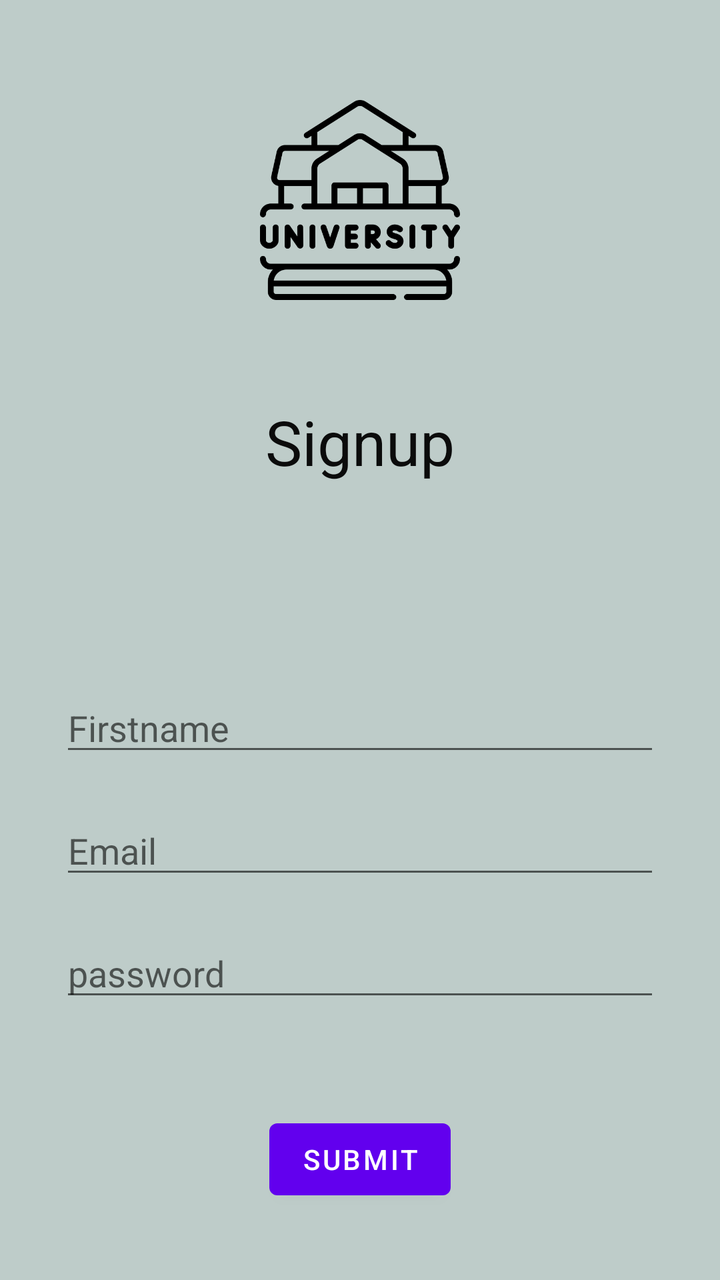
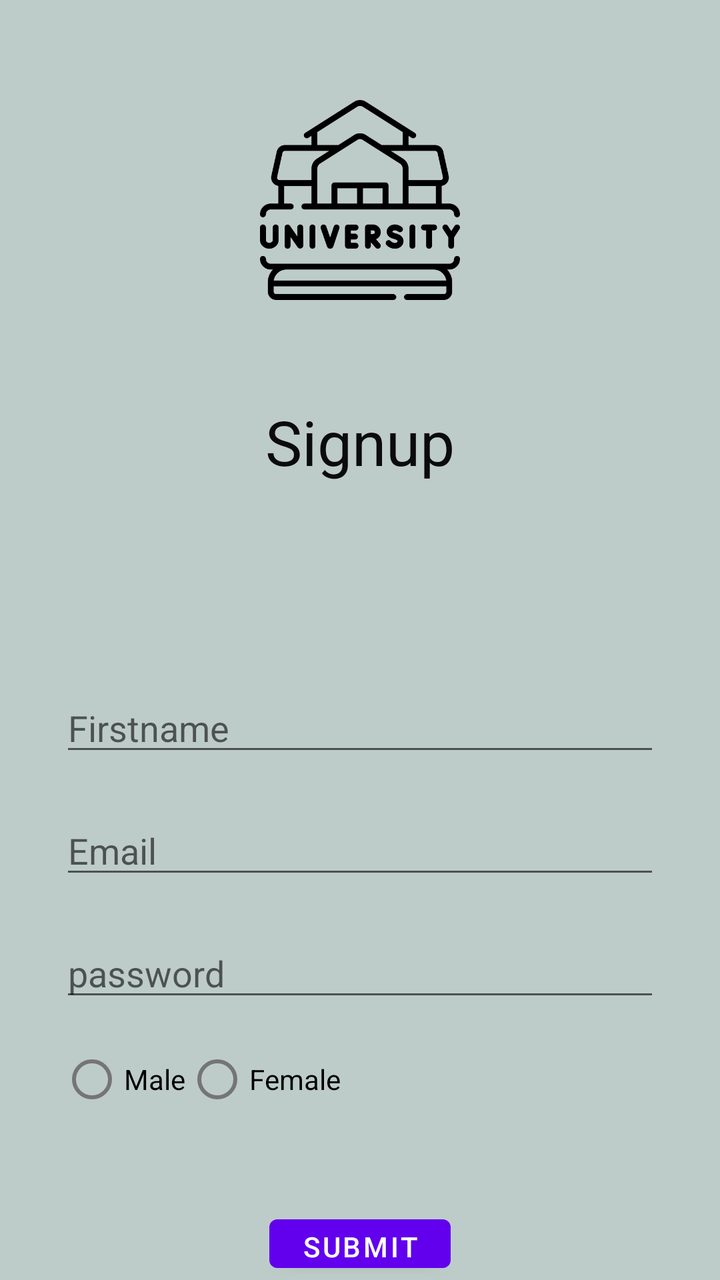

Screens rendered from an Android XML layout before and after an edit, with the pre-edit source and the edit as a unified diff.
<!-- AndroidManifest.xml: application theme Theme.Android26_Sunday_3 -->
<!-- res/layout/activity_signup.xml -->
<?xml version="1.0" encoding="utf-8"?>
<RelativeLayout xmlns:android="http://schemas.android.com/apk/res/android"
    xmlns:app="http://schemas.android.com/apk/res-auto"
    xmlns:tools="http://schemas.android.com/tools"
    android:id="@+id/main"
    android:layout_width="match_parent"
    android:layout_height="match_parent"
    tools:context=".SignupActivity"
    android:background="#BECCC9"
    >


    <ImageView
        android:layout_width="100dp"
        android:layout_height="100dp"
        android:id="@+id/imgSignupLogo"
        android:src="@drawable/university"
        android:layout_centerHorizontal="true"
        android:layout_marginTop="50dp"
        />

     <TextView
         android:layout_width="wrap_content"
         android:layout_height="wrap_content"
         android:id="@+id/tvSignupTitle"
         android:text="Signup"
         android:textSize="15pt"
         android:layout_centerHorizontal="true"
         android:layout_marginTop="50dp"
         android:textColor="#0B0B0B"
         android:layout_below="@id/imgSignupLogo"
         />

     <EditText
         android:layout_width="match_parent"
         android:layout_height="wrap_content"
         android:id="@+id/edtSignupFirstName"
         android:layout_below="@id/tvSignupTitle"
         android:hint="Firstname"
         android:layout_marginTop="100dp"
         android:layout_marginStart="30dp"
         android:layout_marginEnd="30dp"
         />

        <EditText
            android:layout_width="match_parent"
            android:layout_height="wrap_content"
            android:id="@+id/edtSignupEmail"
            android:layout_below="@id/edtSignupFirstName"
            android:hint="Email"
            android:layout_marginTop="20dp"
            android:layout_marginStart="30dp"
            android:layout_marginEnd="30dp"

            />

        <EditText
            android:layout_width="match_parent"
            android:layout_height="wrap_content"
            android:id="@+id/edtSignupPassword"
            android:layout_below="@id/edtSignupEmail"
            android:layout_marginTop="20dp"
            android:hint="password"
            android:inputType="textPassword"
            android:layout_marginStart="30dp"
            android:layout_marginEnd="30dp"

            />

        <Button
            android:layout_width="wrap_content"
            android:layout_height="wrap_content"
            android:id="@+id/btnSignupSubmit"
            android:text="Submit"
            android:layout_below="@id/edtSignupPassword"
            android:layout_centerHorizontal="true"
            android:layout_marginTop="50dp"
            />

</RelativeLayout>
<!-- resources referenced by this layout -->
<resources>
  <!-- drawable university: png bitmap (drawable, 17354 bytes) -->
  <style name="Theme.Android26_Sunday_3" parent="Theme.MaterialComponents.DayNight.NoActionBar">
          
          <item name="colorPrimary">@color/purple_500</item>
          <item name="colorPrimaryVariant">@color/purple_700</item>
          <item name="colorOnPrimary">@color/white</item>
          
          <item name="colorSecondary">@color/teal_200</item>
          <item name="colorSecondaryVariant">@color/teal_700</item>
          <item name="colorOnSecondary">@color/black</item>
          
          <item name="android:statusBarColor">?attr/colorPrimaryVariant</item>
          
      </style>
  <color name="purple_500">#FF6200EE</color>
  <color name="purple_700">#FF3700B3</color>
  <color name="white">#FFFFFFFF</color>
  <color name="teal_200">#FF03DAC5</color>
  <color name="teal_700">#FF018786</color>
  <color name="black">#FF000000</color>
</resources>

<!-- the commit's change to res/layout/activity_signup.xml (unified diff, before → after) -->
@@ -64,17 +64,43 @@
             android:inputType="textPassword"
             android:layout_marginStart="30dp"
             android:layout_marginEnd="30dp"
+            />
 
-            />
+        <RadioGroup
+            android:layout_width="wrap_content"
+            android:layout_height="wrap_content"
+            android:id="@+id/rgSignupGender"
+            android:orientation="horizontal"
+            android:layout_below="@id/edtSignupPassword"
+            android:layout_marginStart="30dp"
+            android:layout_marginTop="10dp"
+            >
+
+                <RadioButton
+                    android:layout_width="wrap_content"
+                    android:layout_height="wrap_content"
+                    android:id="@+id/rbSignupGenderMale"
+                    android:text="Male"
+                    />
+
+            <RadioButton
+                android:layout_width="wrap_content"
+                android:layout_height="wrap_content"
+                android:id="@+id/rbSignupGenderFemale"
+                android:text="Female"
+                />
+
+        </RadioGroup>
+
 
         <Button
             android:layout_width="wrap_content"
             android:layout_height="wrap_content"
             android:id="@+id/btnSignupSubmit"
             android:text="Submit"
-            android:layout_below="@id/edtSignupPassword"
+            android:layout_below="@id/rgSignupGender"
             android:layout_centerHorizontal="true"
-            android:layout_marginTop="50dp"
+            android:layout_marginTop="40dp"
             />
 
 </RelativeLayout>
